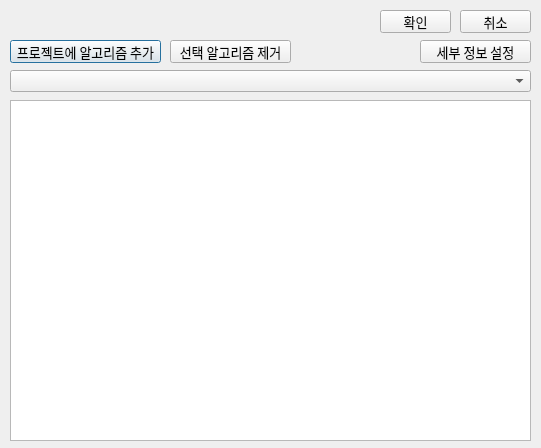
This is add_algorithms_in_project.ui in Meronanana/BotTrade as Qt 5 draws it before an edit. The edited form follows.
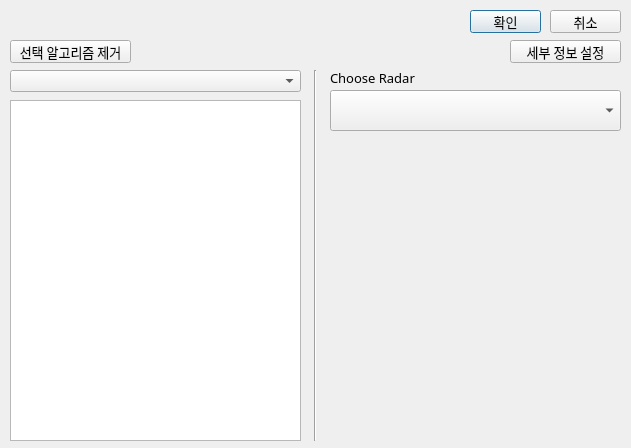
This is the edited form.

Commit message: 0.5.2 version - Radar를 Project에서 적용 완료 - Project의 test_holdings가 쓸모없다고 판단하여 사용하지 않도록 시도중

What changed in the file:
```diff
--- a/add_algorithms_in_project.ui
+++ b/add_algorithms_in_project.ui
@@ -6,7 +6,7 @@
    <rect>
     <x>0</x>
     <y>0</y>
-    <width>541</width>
+    <width>631</width>
     <height>448</height>
    </rect>
   </property>
@@ -24,7 +24,7 @@
     <rect>
      <x>10</x>
      <y>100</y>
-     <width>521</width>
+     <width>291</width>
      <height>341</height>
     </rect>
    </property>
@@ -35,25 +35,12 @@
     </font>
    </property>
   </widget>
-  <widget class="QPushButton" name="add_alg_pushButton">
-   <property name="geometry">
-    <rect>
-     <x>10</x>
-     <y>40</y>
-     <width>151</width>
-     <height>23</height>
-    </rect>
-   </property>
-   <property name="text">
-    <string>프로젝트에 알고리즘 추가</string>
-   </property>
-  </widget>
   <widget class="QComboBox" name="algorithm_comboBox">
    <property name="geometry">
     <rect>
      <x>10</x>
      <y>70</y>
-     <width>521</width>
+     <width>291</width>
      <height>22</height>
     </rect>
    </property>
@@ -61,7 +48,7 @@
   <widget class="QPushButton" name="accept_pushButton">
    <property name="geometry">
     <rect>
-     <x>380</x>
+     <x>470</x>
      <y>10</y>
      <width>71</width>
      <height>23</height>
@@ -74,7 +61,7 @@
   <widget class="QPushButton" name="reject_pushButton">
    <property name="geometry">
     <rect>
-     <x>460</x>
+     <x>550</x>
      <y>10</y>
      <width>71</width>
      <height>23</height>
@@ -87,7 +74,7 @@
   <widget class="QPushButton" name="del_alg_pushButton">
    <property name="geometry">
     <rect>
-     <x>170</x>
+     <x>10</x>
      <y>40</y>
      <width>121</width>
      <height>23</height>
@@ -100,7 +87,7 @@
   <widget class="QPushButton" name="detail_pushButton">
    <property name="geometry">
     <rect>
-     <x>420</x>
+     <x>510</x>
      <y>40</y>
      <width>111</width>
      <height>23</height>
@@ -110,6 +97,42 @@
     <string>세부 정보 설정</string>
    </property>
   </widget>
+  <widget class="QComboBox" name="radar_comboBox">
+   <property name="geometry">
+    <rect>
+     <x>330</x>
+     <y>90</y>
+     <width>291</width>
+     <height>41</height>
+    </rect>
+   </property>
+  </widget>
+  <widget class="Line" name="line">
+   <property name="geometry">
+    <rect>
+     <x>300</x>
+     <y>70</y>
+     <width>31</width>
+     <height>371</height>
+    </rect>
+   </property>
+   <property name="orientation">
+    <enum>Qt::Vertical</enum>
+   </property>
+  </widget>
+  <widget class="QLabel" name="label">
+   <property name="geometry">
+    <rect>
+     <x>330</x>
+     <y>70</y>
+     <width>91</width>
+     <height>16</height>
+    </rect>
+   </property>
+   <property name="text">
+    <string>Choose Radar</string>
+   </property>
+  </widget>
  </widget>
  <resources/>
  <connections/>
```
The commit also changes 7 other files.
